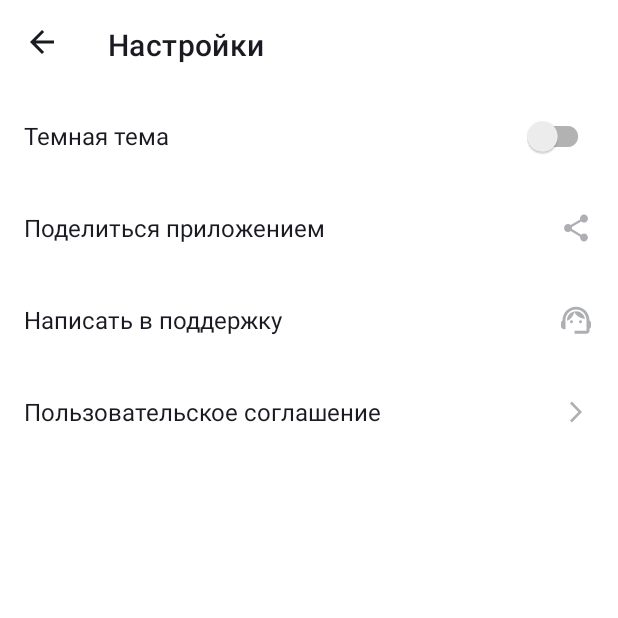
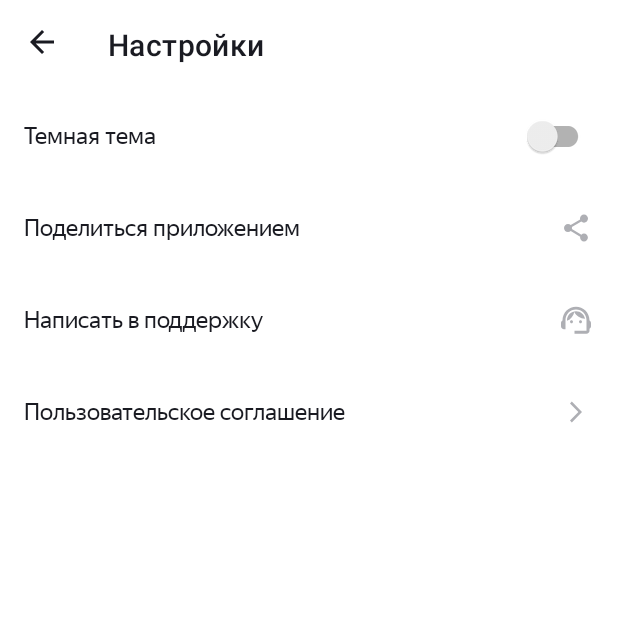
Before and after one commit to VDBalcer/PlaylistMaker, an Android app: the SettingsActivity screen opened directly, with no data from a screen before it, on a phone screen of 412 x 824 dp, the top half of it. Run offline under Robolectric (Android 15) with nearby library versions, the phone set to English and light mode, and no system bars.

Commit message:
9 спринт. Первая домашка

```diff
--- a/app/src/main/res/layout/activity_settings.xml
+++ b/app/src/main/res/layout/activity_settings.xml
@@ -4,35 +4,25 @@
     android:id="@+id/settings"
     android:layout_width="match_parent"
     android:layout_height="match_parent"
-    android:orientation="vertical">
+    android:orientation="vertical"
+    android:background="?attr/colorSecondary">
 
     <com.google.android.material.appbar.MaterialToolbar
         android:id="@+id/toolbar"
-        android:layout_width="match_parent"
-        android:layout_height="@dimen/toolbar_height"
-        app:navigationIcon="@drawable/ic_arrow_back"
-        app:title="@string/settings"
-        app:titleTextColor="@color/black" />
+        style="@style/CommonToolbar"
+        app:title="@string/settings" />
 
     <FrameLayout
         android:layout_width="match_parent"
         android:layout_height="@dimen/settings_item_height">
 
         <com.google.android.material.textview.MaterialTextView
-            android:layout_width="wrap_content"
-            android:layout_height="wrap_content"
-            android:layout_gravity="start|center"
-            android:layout_marginHorizontal="@dimen/settings_items_content_margin_horizontal"
-            android:text="@string/dark_mode"
-            android:textColor="@color/black"
-            android:textSize="@dimen/common_text_size" />
+            style="@style/SettingItemTextView"
+            android:text="@string/dark_mode" />
 
         <androidx.appcompat.widget.SwitchCompat
             android:id="@+id/switcher"
-            android:layout_width="wrap_content"
-            android:layout_height="wrap_content"
-            android:layout_gravity="end|center"
-            android:layout_marginHorizontal="@dimen/settings_items_content_margin_horizontal" />
+            style="@style/SettingItemIcon" />
 
     </FrameLayout>
 
@@ -41,19 +31,11 @@
         android:layout_height="@dimen/settings_item_height">
 
         <com.google.android.material.textview.MaterialTextView
-            android:layout_width="wrap_content"
-            android:layout_height="wrap_content"
-            android:layout_gravity="start|center"
-            android:layout_marginHorizontal="@dimen/settings_items_content_margin_horizontal"
-            android:text="@string/title_share"
-            android:textColor="@color/black"
-            android:textSize="@dimen/common_text_size" />
+            style="@style/SettingItemTextView"
+            android:text="@string/title_share" />
 
         <ImageView
-            android:layout_width="wrap_content"
-            android:layout_height="wrap_content"
-            android:layout_gravity="end|center"
-            android:layout_marginHorizontal="@dimen/settings_items_content_margin_horizontal"
+            style="@style/SettingItemIcon"
             android:src="@drawable/ic_share" />
 
     </FrameLayout>
@@ -63,19 +45,11 @@
         android:layout_height="@dimen/settings_item_height">
 
         <com.google.android.material.textview.MaterialTextView
-            android:layout_width="wrap_content"
-            android:layout_height="wrap_content"
-            android:layout_gravity="start|center"
-            android:layout_marginHorizontal="@dimen/settings_items_content_margin_horizontal"
-            android:text="@string/title_support"
-            android:textColor="@color/black"
-            android:textSize="@dimen/common_text_size" />
+            style="@style/SettingItemTextView"
+            android:text="@string/title_support" />
 
         <ImageView
-            android:layout_width="wrap_content"
-            android:layout_height="wrap_content"
-            android:layout_gravity="end|center"
-            android:layout_marginHorizontal="@dimen/settings_items_content_margin_horizontal"
+            style="@style/SettingItemIcon"
             android:src="@drawable/ic_support" />
 
     </FrameLayout>
@@ -85,19 +59,11 @@
         android:layout_height="@dimen/settings_item_height">
 
         <com.google.android.material.textview.MaterialTextView
-            android:layout_width="wrap_content"
-            android:layout_height="wrap_content"
-            android:layout_gravity="start|center"
-            android:layout_marginHorizontal="@dimen/settings_items_content_margin_horizontal"
-            android:text="@string/title_agreement"
-            android:textColor="@color/black"
-            android:textSize="@dimen/common_text_size" />
+            style="@style/SettingItemTextView"
+            android:text="@string/title_agreement" />
 
         <ImageView
-            android:layout_width="wrap_content"
-            android:layout_height="wrap_content"
-            android:layout_gravity="end|center"
-            android:layout_marginHorizontal="@dimen/settings_items_content_margin_horizontal"
+            style="@style/SettingItemIcon"
             android:src="@drawable/ic_arrow_forward" />
 
     </FrameLayout>
--- a/app/src/main/res/values-night/themes.xml
+++ b/app/src/main/res/values-night/themes.xml
@@ -1,7 +1,13 @@
 <resources xmlns:tools="http://schemas.android.com/tools">
     <!-- Base application theme. -->
-    <style name="Base.Theme.PlaylistMaker" parent="Theme.Material3.DayNight.NoActionBar">
+    <style name="Theme.PlaylistMaker" parent="Theme.MaterialComponents.DayNight.NoActionBar">
+        <!-- Primary brand color. -->
+        <item name="colorPrimary">@color/black</item>
+        <item name="colorOnPrimary">@color/white</item>
+        <!-- Secondary brand color. -->
+        <item name="colorSecondary">@color/black</item>
+        <item name="colorOnSecondary">@color/white</item>
         <!-- Customize your dark theme here. -->
-        <!-- <item name="colorPrimary">@color/my_dark_primary</item> -->
+        <item name="android:statusBarColor">?attr/colorPrimary</item>
     </style>
 </resources>
--- a/app/src/main/res/values/dimens.xml
+++ b/app/src/main/res/values/dimens.xml
@@ -8,4 +8,6 @@
     <dimen name="main_buttons_corner_radius">16dp</dimen>
     <dimen name="settings_item_height">61dp</dimen>
     <dimen name="settings_items_content_margin_horizontal">16dp</dimen>
+    <dimen name="heavy_font_weight">500</dimen>
+    <dimen name="regular_font_weight">400</dimen>
 </resources>
--- /dev/null
+++ b/app/src/main/res/values/styles.xml
@@ -0,0 +1,60 @@
+<?xml version="1.0" encoding="utf-8"?>
+<resources>
+
+    <style name="MainToolbarTitleText">
+        <item name="android:fontFamily">@font/ys_display_medium</item>
+        <item name="android:textSize">22sp</item>
+        <item name="android:fontWeight">@dimen/heavy_font_weight</item>
+    </style>
+
+    <style name="MainButton" parent="Widget.MaterialComponents.Button">
+        <item name="android:layout_width">match_parent</item>
+        <item name="android:layout_height">0dp</item>
+        <item name="iconGravity">textStart</item>
+        <item name="iconTint">@color/black</item>
+        <item name="android:textAllCaps">false</item>
+        <item name="android:textColor">@color/black</item>
+        <item name="android:textSize">@dimen/main_buttons_text_size</item>
+        <item name="cornerRadius">@dimen/main_buttons_corner_radius</item>
+        <item name="android:layout_gravity">center</item>
+        <item name="android:layout_marginHorizontal">@dimen/main_buttons_margin_horizontal</item>
+        <item name="android:layout_marginVertical">@dimen/main_buttons_margin_vertical</item>
+        <item name="android:layout_weight">1</item>
+        <item name="android:backgroundTint">@color/white</item>
+        <item name="android:foreground">?attr/selectableItemBackground</item>
+        <item name="android:fontFamily">@font/ys_display_medium</item>
+        <item name="android:fontWeight">@dimen/heavy_font_weight</item>
+    </style>
+
+    <style name="CommonToolbar" parent="Widget.MaterialComponents.Toolbar">
+        <item name="android:layout_width">match_parent</item>
+        <item name="android:layout_height">@dimen/toolbar_height</item>
+        <item name="navigationIcon">@drawable/ic_arrow_back</item>
+        <item name="titleTextColor">?attr/colorOnSecondary</item>
+        <item name="android:fontFamily">@font/ys_display_medium</item>
+        <item name="android:fontWeight">@dimen/heavy_font_weight</item>
+        <item name="navigationIconTint">?attr/colorOnSecondary</item>
+    </style>
+
+    <style name="SettingItemTextView" parent="Widget.MaterialComponents.TextView">
+        <item name="android:layout_width">wrap_content</item>
+        <item name="android:layout_height">wrap_content</item>
+        <item name="android:layout_gravity">start|center</item>
+        <item name="android:layout_marginHorizontal">
+            @dimen/settings_items_content_margin_horizontal
+        </item>
+        <item name="android:textColor">?attr/colorOnSecondary</item>
+        <item name="android:textSize">@dimen/common_text_size</item>
+        <item name="android:fontFamily">@font/ys_display_regular</item>
+        <item name="android:fontWeight">@dimen/regular_font_weight</item>
+    </style>
+
+    <style name="SettingItemIcon">
+        <item name="android:layout_width">wrap_content</item>
+        <item name="android:layout_height">wrap_content</item>
+        <item name="android:layout_gravity">end|center</item>
+        <item name="android:layout_marginHorizontal">
+            @dimen/settings_items_content_margin_horizontal
+        </item>
+    </style>
+</resources>
--- a/app/src/main/res/values/themes.xml
+++ b/app/src/main/res/values/themes.xml
@@ -1,9 +1,13 @@
 <resources xmlns:tools="http://schemas.android.com/tools">
     <!-- Base application theme. -->
-    <style name="Base.Theme.PlaylistMaker" parent="Theme.MaterialComponents.DayNight.NoActionBar">
+    <style name="Theme.PlaylistMaker" parent="Theme.MaterialComponents.DayNight.NoActionBar">
+        <!-- Primary brand color. -->
+        <item name="colorPrimary">@color/blue</item>
+        <item name="colorOnPrimary">@color/white</item>
+        <!-- Secondary brand color. -->
+        <item name="colorSecondary">@color/white</item>
+        <item name="colorOnSecondary">@color/black</item>
         <!-- Customize your light theme here. -->
-        <!-- <item name="colorPrimary">@color/my_light_primary</item> -->
+        <item name="android:statusBarColor">?attr/colorPrimary</item>
     </style>
-
-    <style name="Theme.PlaylistMaker" parent="Base.Theme.PlaylistMaker" />
 </resources>
```
Also changed, not shown: app/src/main/AndroidManifest.xml (+9 -5 lines), app/src/main/res/layout/activity_library.xml (+4 -6 lines), app/src/main/res/layout/activity_main.xml (+9 -47 lines), app/src/main/res/layout/activity_search.xml (+4 -6 lines), app/src/main/res/font/ys_display_medium.ttf (added), app/src/main/res/font/ys_display_regular.ttf (added).
